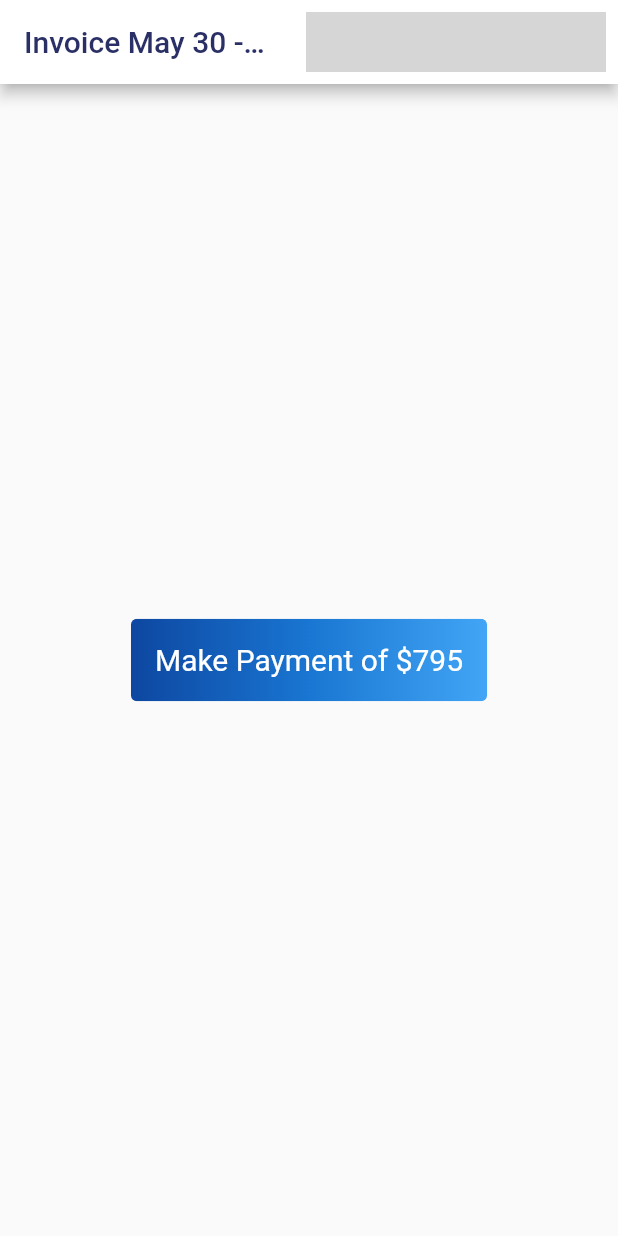
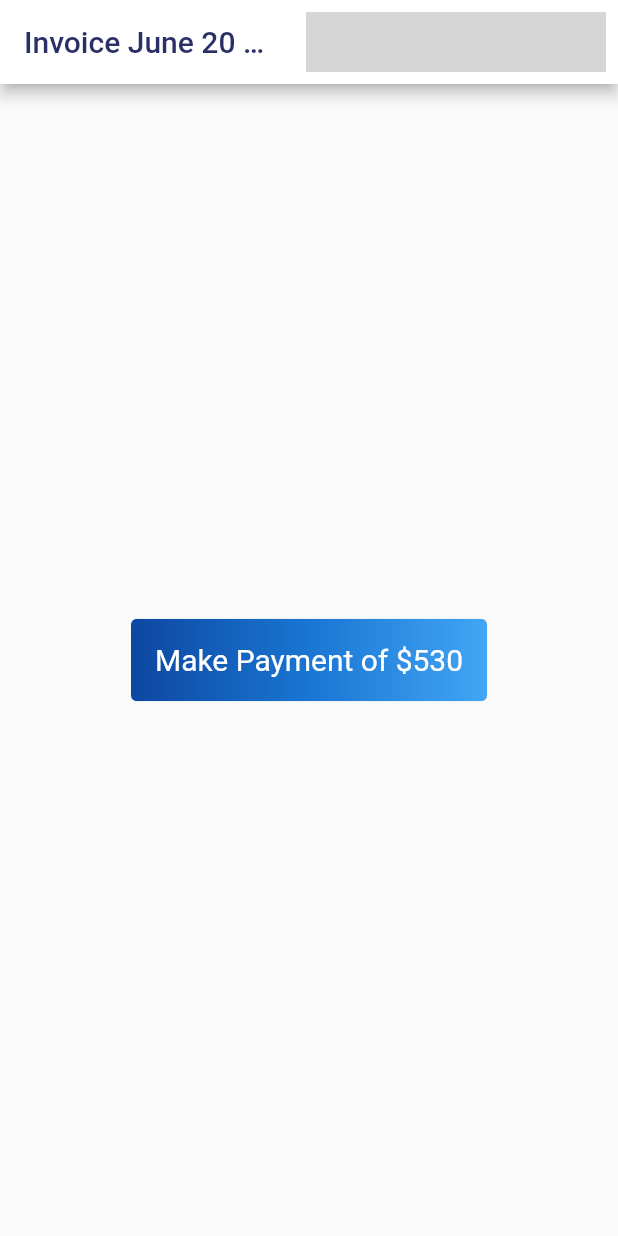
Before and after one commit to Team-Crushing-It/derosa_payment, a Flutter app: the screen it shows after launch, on a phone screen of 412 x 824 dp. Run offline on Flutter 3.47's test engine with Material 2 defaults, Android fonts, the phone set to English and light mode, and no system bars; our stand-ins replace bloc, cloud_firestore, equatable, firebase_auth, firebase_core, flutter_bloc and 1 more; missing offline and left inert: flow_builder, very_good_analysis; accounts and stored records are empty; generated files the repository leaves out were written again; network calls fail; grey boxes are pictures that could not be loaded.

Commit message:
Update home.dart

```diff
--- a/lib/home/view/home.dart
+++ b/lib/home/view/home.dart
@@ -30,8 +30,8 @@ class _HomeState extends State<Home> {
   @override
   Widget build(BuildContext context) {
     const id = 'DeRosa';
-    const title = 'May 30 - June 5';
-    const price = '795';
+    const title = 'June 20 - June 26';
+    const price = '530';
     final timeStamp = DateTime.now().toString();
 
     return Scaffold(
```
